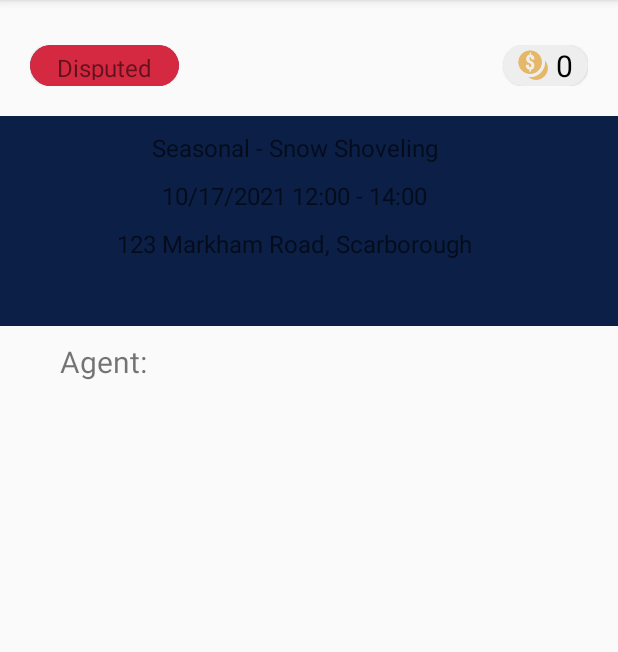
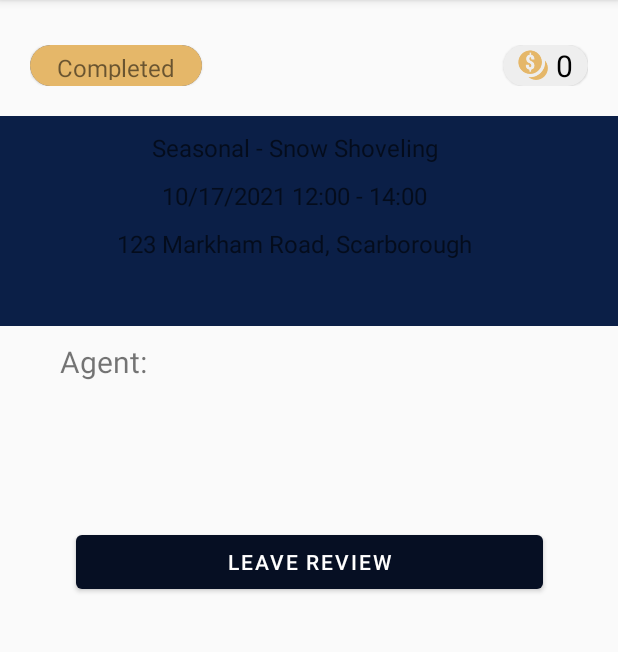
Before and after one commit to alan89251/Swifty, an Android app: the fragment EmployerMissionDetailsFragment placed in its activity, on a phone screen of 412 x 824 dp, the part 84-736 px from its top. Run offline under Robolectric (Android 15) with nearby library versions, the phone set to English and light mode, and no system bars; our stand-ins replace Firebase (no records; nobody signed in at launch, a user with empty details on screens opened directly), RxJava, data binding, navigation-ui; 23 statements that could not run were skipped.

Commit message:
Implement mission detail completed screen

```diff
--- a/app/src/main/java/com/team2/handiwork/fragments/mission/EmployerMissionDetailsFragment.kt
+++ b/app/src/main/java/com/team2/handiwork/fragments/mission/EmployerMissionDetailsFragment.kt
@@ -12,6 +12,7 @@ import com.team2.handiwork.R
 import com.team2.handiwork.adapter.Agent1RecyclerViewAdapter
 import com.team2.handiwork.databinding.FragmentEmployerMissionDetailsBinding
 import com.team2.handiwork.enums.MissionStatusEnum
+import com.team2.handiwork.fragments.LeaveReviewDialogFragment
 import com.team2.handiwork.models.Mission
 import com.team2.handiwork.models.User
 import com.team2.handiwork.singleton.UserData
@@ -43,6 +44,20 @@ class EmployerMissionDetailsFragment : Fragment() {
         updateMissionContent()
         refreshScreen()
 
+        binding.missionAgentCompleted.btnLeaveReview.setOnClickListener(btnLeaveReviewOnClickListener)
+        vm.isAgentReviewed.value = vm.mission.isReviewed
+        vm.isAgentReviewed.observe(requireActivity()) {
+            binding.missionAgentCompleted.btnLeaveReview.visibility =
+                if (vm.mission.isReviewed) View.INVISIBLE else View.VISIBLE
+        }
+
+        // set a listener to receive result sending back from the leave review dialog fragment
+        childFragmentManager.setFragmentResultListener(
+            LeaveReviewDialogFragment.RESULT_LISTENER_KEY,
+            this) { _, bundle ->
+            vm.isAgentReviewed.value = bundle.getBoolean(LeaveReviewDialogFragment.RESULT_ARG_IS_AGENT_REVIEWED)
+        }
+
         // Inflate the layout for this fragment
         return binding.root
     }
@@ -59,11 +74,13 @@ class EmployerMissionDetailsFragment : Fragment() {
         binding.layoutHeaderPending.root.visibility = View.INVISIBLE
         binding.layoutHeaderCancelled.root.visibility = View.INVISIBLE
         binding.layoutHeaderDisputed.root.visibility = View.INVISIBLE
+        binding.layoutHeaderCompleted.root.visibility = View.INVISIBLE
         binding.missionAgentOpen.root.visibility = View.INVISIBLE
         binding.missionAgentConfirmed.root.visibility = View.INVISIBLE
         binding.missionAgentPending.root.visibility = View.INVISIBLE
         binding.missionAgentCancelled.root.visibility = View.INVISIBLE
         binding.missionAgentDisputed.root.visibility = View.INVISIBLE
+        binding.missionAgentCompleted.root.visibility = View.INVISIBLE
 
         if (vm.mission.status == MissionStatusEnum.OPEN) {
             configLayoutToOpen()
@@ -73,8 +90,10 @@ class EmployerMissionDetailsFragment : Fragment() {
             configLayoutToPendingAcceptance()
         } else if (vm.mission.status == MissionStatusEnum.CANCELLED) {
             configLayoutToCancelled()
-        } else { // Disputed
+        } else if (vm.mission.status == MissionStatusEnum.DISPUTED) {
             configLayoutToDisputed()
+        } else { // COMPLETED
+            configLayoutToCompleted()
         }
     }
 
@@ -108,6 +127,12 @@ class EmployerMissionDetailsFragment : Fragment() {
         binding.missionAgentDisputed.root.visibility = View.VISIBLE
     }
 
+    private fun configLayoutToCompleted() {
+        // set the layout visibility for mission status COMPLETED
+        binding.layoutHeaderCompleted.root.visibility = View.VISIBLE
+        binding.missionAgentCompleted.root.visibility = View.VISIBLE
+    }
+
     private fun updateUIContents() {
         if (vm.mission.status == MissionStatusEnum.OPEN) {
             updateUIContentsToOpen()
@@ -117,8 +142,10 @@ class EmployerMissionDetailsFragment : Fragment() {
             updateUIContentsToPendingAcceptance()
         } else if (vm.mission.status == MissionStatusEnum.CANCELLED) {
             updateUIContentsToCancelled()
-        } else { // DISPUTED
+        } else if (vm.mission.status == MissionStatusEnum.DISPUTED){
             updateUIContentsToDisputed()
+        } else { // COMPLETED
+            updateUIContentsToCompleted()
         }
     }
 
@@ -210,6 +237,29 @@ class EmployerMissionDetailsFragment : Fragment() {
         }
     }
 
+    private fun updateUIContentsToCompleted() {
+        binding.layoutHeaderCompleted.tvCreditsCompleted.text = vm.mission.price.toString()
+
+        if (vm.mission.selectedAgent != "") {
+            vm.selectedAgent.observe(requireActivity(), ::updateSelectedAgentForMissionCompleted)
+            // result assign to selectedAgent and trigger updateSelectedAgentForMissionCompleted
+            vm.getSelectedAgentFromDB()
+        }
+        binding.missionAgentCompleted.btnLeaveReview.isEnabled = true
+    }
+
+    private val btnLeaveReviewOnClickListener = View.OnClickListener {
+        val bundle = Bundle()
+        bundle.putSerializable(LeaveReviewDialogFragment.ARG_AGENT, vm.selectedAgent.value!!)
+        bundle.putSerializable(LeaveReviewDialogFragment.ARG_MISSION, vm.mission)
+        val leaveReviewDialogFragment = LeaveReviewDialogFragment()
+        leaveReviewDialogFragment.arguments = bundle
+        leaveReviewDialogFragment.show(
+            childFragmentManager,
+            LeaveReviewDialogFragment.TAG
+        )
+    }
+
     private val btnAcceptOnClickListener = View.OnClickListener {
         AlertDialog.Builder(requireContext())
             .setTitle(resources.getString(R.string.accept_mission_result_alert_title))
@@ -259,6 +309,13 @@ class EmployerMissionDetailsFragment : Fragment() {
         binding.missionAgentDisputed.layoutAgentDisputed.tvUsername.text =
             "${agent.firstName} ${agent.lastName}"
         binding.missionAgentDisputed.layoutAgentDisputed.btnComm.setOnClickListener(onChatBtnOfSelectedAgentClicked)
+    }
+
+    private fun updateSelectedAgentForMissionCompleted(agent: User) {
+        binding.missionAgentCompleted.layoutAgentCompleted.root.visibility = View.VISIBLE
+        binding.missionAgentCompleted.layoutAgentCompleted.tvUsername.text =
+            "${agent.firstName} ${agent.lastName}"
+        binding.missionAgentCompleted.layoutAgentCompleted.btnComm.setOnClickListener(onChatBtnOfSelectedAgentClicked)
     }
 
     private fun updateUIContentsToPendingAcceptance() {
--- a/app/src/main/java/com/team2/handiwork/viewModel/mission/FragmentEmployerMissionDetailsViewModel.kt
+++ b/app/src/main/java/com/team2/handiwork/viewModel/mission/FragmentEmployerMissionDetailsViewModel.kt
@@ -24,6 +24,7 @@ class FragmentEmployerMissionDetailsViewModel : ViewModel() {
                     dateFormatter.format(Date(mission.endTime))
         }
     var selectedAgent: MutableLiveData<User> = MutableLiveData()
+    var isAgentReviewed: MutableLiveData<Boolean> = MutableLiveData()
 
     var fs = Firestore()
     var missionService = MissionService(fs.userCollection, fs.missionCollection)
--- a/app/src/main/res/layout/fragment_employer_mission_details.xml
+++ b/app/src/main/res/layout/fragment_employer_mission_details.xml
@@ -80,6 +80,18 @@
                 app:layout_constraintStart_toStartOf="parent"
                 app:layout_constraintEnd_toEndOf="parent" />
             <include
+                android:id="@+id/layout_header_completed"
+                layout="@layout/layout_employer_mission_header_completed"
+                android:layout_width="match_parent"
+                android:layout_height="wrap_content"
+                android:layout_marginTop="30dp"
+                android:layout_marginStart="20dp"
+                android:layout_marginEnd="20dp"
+                android:visibility="invisible"
+                app:layout_constraintTop_toTopOf="parent"
+                app:layout_constraintStart_toStartOf="parent"
+                app:layout_constraintEnd_toEndOf="parent" />
+            <include
                 android:id="@+id/mission_content"
                 layout="@layout/layout_employer_mission_content"
                 android:layout_width="match_parent"
@@ -133,6 +145,15 @@
                 app:layout_constraintTop_toBottomOf="@+id/mission_content"
                 app:layout_constraintStart_toStartOf="parent"
                 app:layout_constraintEnd_toEndOf="parent" />
+            <include
+                android:id="@+id/mission_agent_completed"
+                layout="@layout/layout_employer_mission_footer_completed"
+                android:layout_width="match_parent"
+                android:layout_height="wrap_content"
+                android:visibility="invisible"
+                app:layout_constraintTop_toBottomOf="@+id/mission_content"
+                app:layout_constraintStart_toStartOf="parent"
+                app:layout_constraintEnd_toEndOf="parent" />
         </androidx.constraintlayout.widget.ConstraintLayout>
     </ScrollView>
 </layout>
--- /dev/null
+++ b/app/src/main/res/layout/layout_employer_mission_footer_completed.xml
@@ -0,0 +1,54 @@
+<?xml version="1.0" encoding="utf-8"?>
+<layout xmlns:android="http://schemas.android.com/apk/res/android"
+    xmlns:app="http://schemas.android.com/apk/res-auto"
+    xmlns:tools="http://schemas.android.com/tools">
+
+    <data>
+    </data>
+
+    <androidx.constraintlayout.widget.ConstraintLayout
+        android:layout_width="match_parent"
+        android:layout_height="wrap_content"
+        >
+        <TextView
+            android:id="@+id/tv_agent_completed"
+            style="@style/textview_1"
+            android:layout_width="wrap_content"
+            android:layout_height="wrap_content"
+            android:layout_marginTop="10dp"
+            android:layout_marginBottom="20dp"
+            android:layout_marginStart="40dp"
+            android:layout_marginEnd="24dp"
+            android:text="@string/agent_label"
+            app:layout_constraintTop_toTopOf="parent"
+            app:layout_constraintEnd_toEndOf="parent"
+            app:layout_constraintStart_toStartOf="parent"
+            app:layout_constraintHorizontal_bias="0.0"
+            />
+        <include
+            android:id="@+id/layout_agent_completed"
+            layout="@layout/recycle_view_agent2"
+            android:layout_width="match_parent"
+            android:layout_height="wrap_content"
+            android:layout_gravity="center"
+            android:layout_marginTop="12dp"
+            android:layout_marginStart="24dp"
+            android:layout_marginEnd="24dp"
+            android:visibility="invisible"
+            app:layoutManager="androidx.recyclerview.widget.LinearLayoutManager"
+            app:layout_constraintStart_toStartOf="parent"
+            app:layout_constraintEnd_toEndOf="parent"
+            app:layout_constraintTop_toBottomOf="@id/tv_agent_completed"
+            app:layout_constraintBottom_toTopOf="@id/btn_leave_review"
+            android:layout_marginBottom="8dp"
+            />
+        <Button
+            android:id="@+id/btn_leave_review"
+            style="@style/PrimaryButton"
+            android:text="Leave Review"
+            android:enabled="false"
+            app:layout_constraintStart_toStartOf="parent"
+            app:layout_constraintEnd_toEndOf="parent"
+            app:layout_constraintBottom_toBottomOf="parent"/>
+    </androidx.constraintlayout.widget.ConstraintLayout>
+</layout>
--- /dev/null
+++ b/app/src/main/res/layout/layout_employer_mission_header_completed.xml
@@ -0,0 +1,75 @@
+<?xml version="1.0" encoding="utf-8"?>
+<layout xmlns:android="http://schemas.android.com/apk/res/android"
+    xmlns:app="http://schemas.android.com/apk/res-auto"
+    xmlns:tools="http://schemas.android.com/tools">
+
+    <data>
+    </data>
+
+    <androidx.appcompat.widget.LinearLayoutCompat
+        android:layout_width="match_parent"
+        android:layout_height="wrap_content"
+        android:orientation="horizontal"
+        app:layout_constraintTop_toTopOf="parent"
+        app:layout_constraintStart_toStartOf="parent"
+        app:layout_constraintEnd_toEndOf="parent"
+        >
+        <androidx.appcompat.widget.LinearLayoutCompat
+            android:layout_width="wrap_content"
+            android:layout_height="match_parent"
+            android:layout_gravity="center_vertical"
+            android:layout_weight="0.6">
+
+            <com.google.android.material.card.MaterialCardView
+                android:layout_width="wrap_content"
+                android:layout_height="wrap_content"
+                android:backgroundTint="@color/dark_blue_100"
+                android:layout_gravity="center_vertical"
+                app:cardCornerRadius="25dp">
+
+                <com.google.android.material.textview.MaterialTextView
+                    style="@style/textview_2"
+                    android:layout_width="wrap_content"
+                    android:layout_height="wrap_content"
+                    android:paddingStart="18dp"
+                    android:paddingTop="4dp"
+                    android:paddingEnd="18dp"
+                    android:paddingBottom="4dp"
+                    android:background="@color/soft_orange_100"
+                    android:text="@string/mission_status_completed"
+                    />
+            </com.google.android.material.card.MaterialCardView>
+        </androidx.appcompat.widget.LinearLayoutCompat>
+        <com.google.android.material.card.MaterialCardView
+            android:layout_width="wrap_content"
+            android:layout_height="wrap_content"
+            android:backgroundTint="@color/very_light_grey_100"
+            android:layout_gravity="center_vertical"
+            app:cardCornerRadius="25dp"
+            >
+            <androidx.appcompat.widget.LinearLayoutCompat
+                android:layout_width="wrap_content"
+                android:layout_height="wrap_content"
+                android:paddingStart="10dp"
+                android:paddingEnd="10dp"
+                >
+                <ImageView
+                    android:layout_width="20dp"
+                    android:layout_height="20dp"
+                    android:src="@drawable/ic_coins"
+                    android:layout_gravity="center_vertical"
+                    />
+                <TextView
+                    android:id="@+id/tv_credits_completed"
+                    style="@style/textview_1"
+                    android:layout_width="wrap_content"
+                    android:layout_height="wrap_content"
+                    android:layout_marginStart="5dp"
+                    android:layout_gravity="center_vertical"
+                    android:textColor="@color/black_100"
+                    android:text="0"
+                    />
+            </androidx.appcompat.widget.LinearLayoutCompat>
+        </com.google.android.material.card.MaterialCardView>
+    </androidx.appcompat.widget.LinearLayoutCompat>
+</layout>
--- a/app/src/main/res/values/strings.xml
+++ b/app/src/main/res/values/strings.xml
@@ -321,6 +321,7 @@
     <string name="revoke">revoke</string>
     <string name="mission_status_cancelled">Cancelled</string>
     <string name="mission_status_disputed">Disputed</string>
+    <string name="mission_status_completed">Completed</string>
 
     <!-- View Profile Fragment -->
     <string name="email">Email</string>
```
